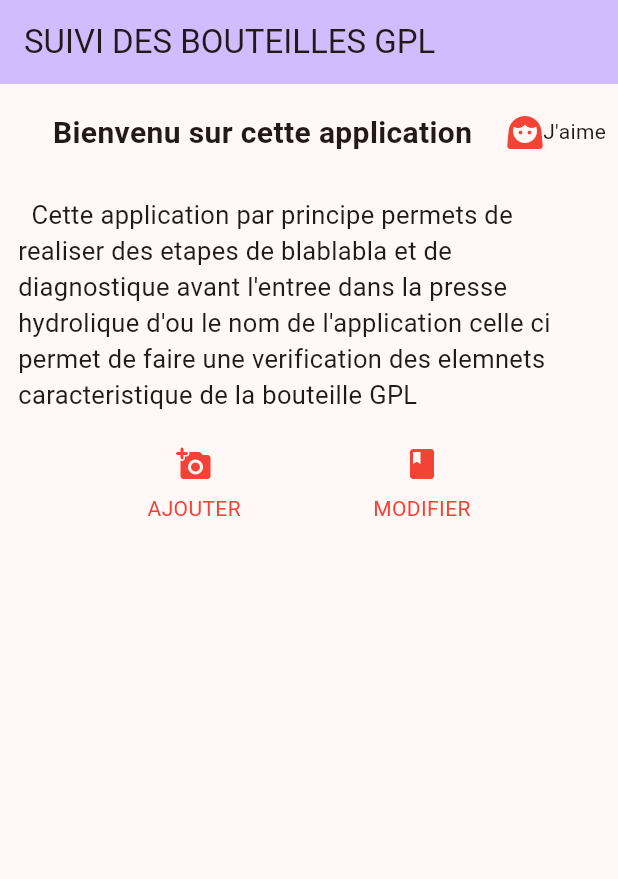
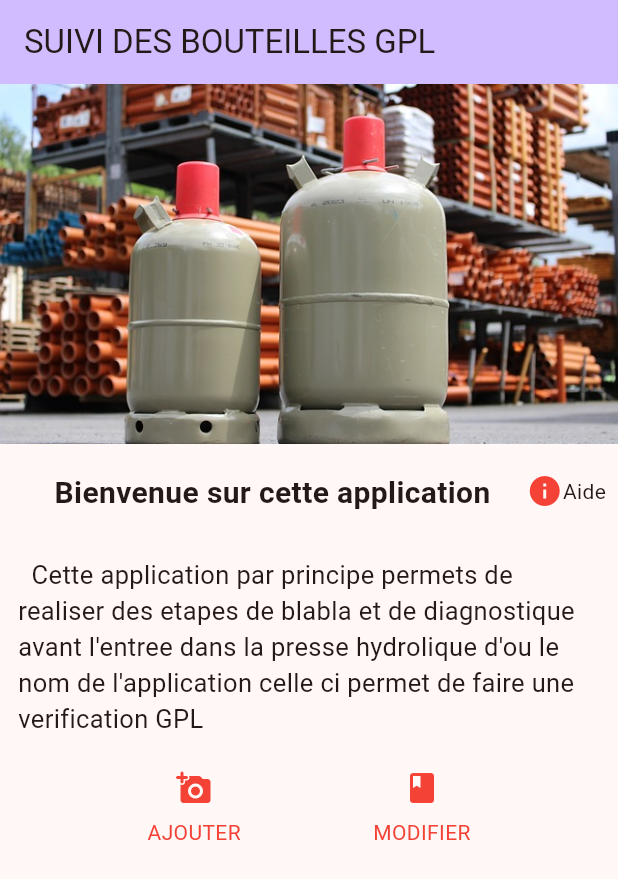
Before and after one commit to Yvana2005/Hydro_Test, a Flutter app: the screen it shows after launch, on a phone screen of 412 x 824 dp. Shown: the top 879 px of the screen. Run offline on Flutter 3.47's test engine with Material 3 defaults, Android fonts, the light colour scheme and no system bars.

Commit message:
commit_4

```diff
--- a/hydrotest/lib/main.dart
+++ b/hydrotest/lib/main.dart
@@ -13,7 +13,7 @@ class MyApp extends StatelessWidget {
     Widget DescriptionSection = Container(
       padding: const EdgeInsets.all(12),
       child: Text(
-        "  Cette application par principe permets de realiser des etapes de blablabla et de diagnostique avant l'entree dans la presse hydrolique d'ou le nom de l'application celle ci permet de faire une verification des elemnets caracteristique de la bouteille GPL",
+        "  Cette application par principe permets de realiser des etapes de blabla et de diagnostique avant l'entree dans la presse hydrolique d'ou le nom de l'application celle ci permet de faire une verification GPL",
         softWrap: true,
         style: TextStyle(fontSize: 17),
       ),
@@ -42,6 +42,21 @@ class MyApp extends StatelessWidget {
             title: Text("SUIVI DES BOUTEILLES GPL"),
           ),
           body: ListView(children: [
+            Stack(
+              children: [
+                Container(
+                  width: 600,
+                  height: 240,
+                  child: Center(child: CircularProgressIndicator()),
+                ),
+                Image.asset(
+                  'images/bottles.jpg',
+                  width: 600,
+                  height: 240,
+                  fit: BoxFit.cover,
+                ),
+              ],
+            ),
             Container(
               padding: const EdgeInsets.all(8),
               child: Row(
@@ -54,7 +69,7 @@ class MyApp extends StatelessWidget {
                             padding: const EdgeInsets.only(
                                 bottom: 8, top: 10, left: 4),
                             child: Text(
-                              "Bienvenu sur cette application",
+                              "Bienvenue sur cette application",
                               style: TextStyle(
                                   fontWeight: FontWeight.bold, fontSize: 20),
                             )),
@@ -67,8 +82,8 @@ class MyApp extends StatelessWidget {
                       ],
                     ),
                   ),
-                  Icon(Icons.face_3_rounded, color: Colors.red),
-                  Text("J'aime"),
+                  Icon(Icons.info, color: Colors.red),
+                  Text("Aide"),
                 ],
               ),
             ),
--- a/hydrotest/pubspec.yaml
+++ b/hydrotest/pubspec.yaml
@@ -28,6 +28,7 @@ environment:
 # the latest version available on pub.dev. To see which dependencies have newer
 # versions available, run `flutter pub outdated`.
 dependencies:
+  transparent_image: ^1.0.0
   flutter:
     sdk: flutter
 
@@ -60,7 +61,7 @@ flutter:
 
   # To add assets to your application, add an assets section, like this:
   assets:
-    - images/bouteilles.jpg
+    - images/bottles.jpg
 
 
   # An image asset can refer to one or more resolution-specific "variants", see
```
Also changed, not shown: hydrotest/images/bottle1.jpg (added), hydrotest/images/bottles.jpg (added), hydrotest/images/bouteilles.jpg (deleted).
